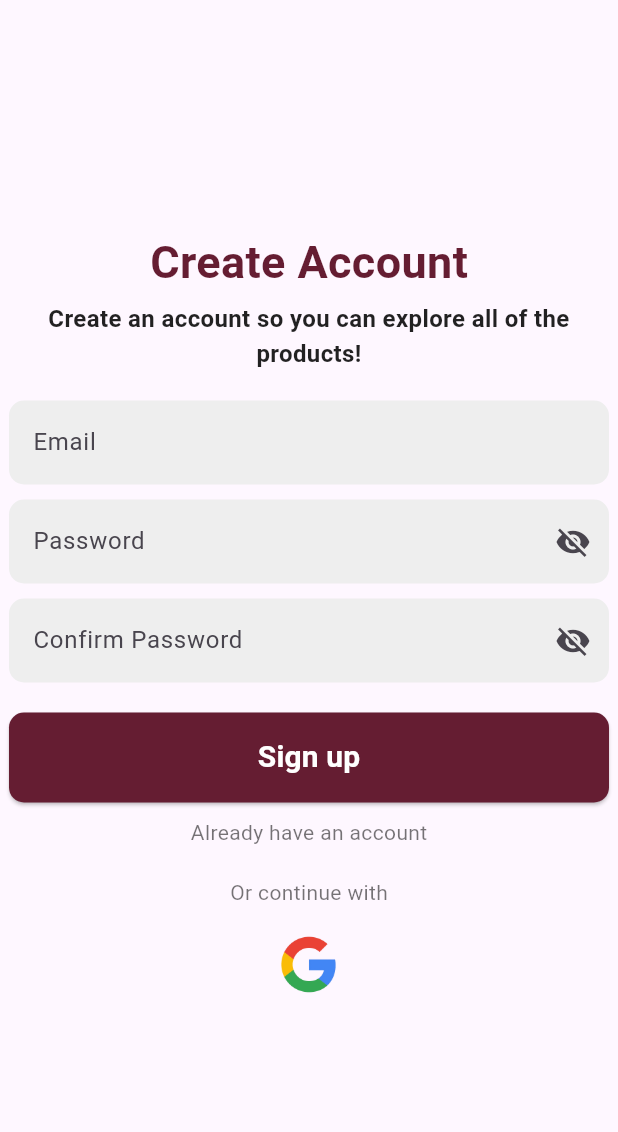
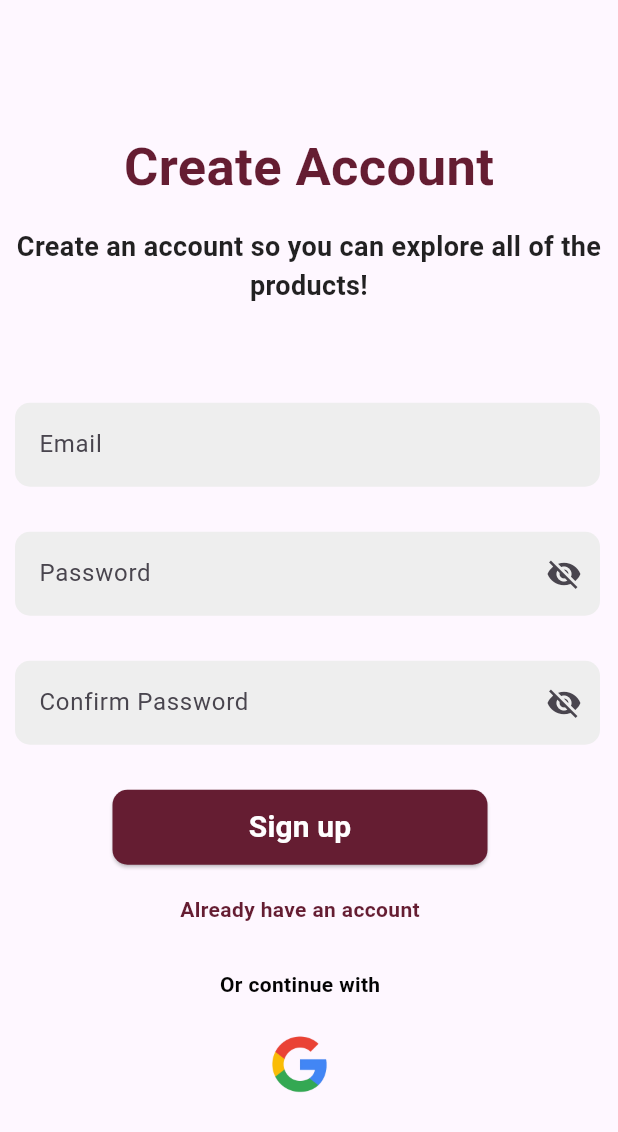
Before and after one commit to umali928/Project, a Flutter app: the SignUpForm widget shown alone on an empty page, opened directly, on a phone screen of 412 x 824 dp. Shown: the top 1132 px of the screen. Run offline on Flutter 3.47's test engine with Material 3 defaults, Android fonts, the phone set to English and light mode, and no system bars; our stand-ins replace google_fonts.

Commit message:
revised register

```diff
--- a/lib/register.dart
+++ b/lib/register.dart
@@ -43,32 +43,42 @@ class _SignUpFormState extends State<SignUpForm> {
   @override
   Widget build(BuildContext context) {
     return Column(
-      mainAxisAlignment: MainAxisAlignment.center,
+      crossAxisAlignment: CrossAxisAlignment.start, // Align elements to the left
+      mainAxisAlignment: MainAxisAlignment.center, // Keep centered vertically
       children: [
-        Text(
+        Align(
+          alignment: Alignment.center, // Center title
+          child: Text(
             'Create Account',
             style: GoogleFonts.roboto(
-            fontSize: 30,
+              fontSize: 35,
               fontWeight: FontWeight.bold,
               color: Color(0xFF651D32),
             ),
           ),
-        SizedBox(height: 5),
-        Text(
+        ),
+        SizedBox(height: 15), // Increased spacing
+        Padding(
+          padding: const EdgeInsets.symmetric(horizontal: 10.0), // Adjust position
+          child: Text(
             'Create an account so you can explore all of the products!',
             textAlign: TextAlign.center,
             style: GoogleFonts.roboto(
-            fontSize: 16,
+              fontSize: 18,
               color: Colors.black87,
               fontWeight: FontWeight.bold,
             ),
           ),
-        SizedBox(height: 20),
+        ),
+        SizedBox(height: 65), // Increased spacing
         ConstrainedBox(
           constraints: BoxConstraints(maxWidth: 400),
           child: Column(
+            crossAxisAlignment: CrossAxisAlignment.start, // Align fields left
             children: [
-              TextField(
+              Padding(
+                padding: const EdgeInsets.only(left: 10.0), // Move email field right
+                child: TextField(
                   decoration: InputDecoration(
                     hintText: 'Email',
                     border: OutlineInputBorder(
@@ -83,8 +93,13 @@ class _SignUpFormState extends State<SignUpForm> {
                     fillColor: Colors.grey[200],
                   ),
                 ),
-              SizedBox(height: 10),
-              TextField(
+              ),
+              SizedBox(height: 30), // More spacing
+
+              // Password Field
+              Padding(
+                padding: const EdgeInsets.only(left: 10.0), // Adjust password field position
+                child: TextField(
                   obscureText: !_isPasswordVisible,
                   decoration: InputDecoration(
                     hintText: 'Password',
@@ -112,8 +127,13 @@ class _SignUpFormState extends State<SignUpForm> {
                     ),
                   ),
                 ),
-              SizedBox(height: 10),
-              TextField(
+              ),
+              SizedBox(height: 30), // More space before confirm password
+
+              // Confirm Password Field
+              Padding(
+                padding: const EdgeInsets.only(left: 10.0),
+                child: TextField(
                   obscureText: !_isConfirmPasswordVisible,
                   decoration: InputDecoration(
                     hintText: 'Confirm Password',
@@ -141,33 +161,51 @@ class _SignUpFormState extends State<SignUpForm> {
                     ),
                   ),
                 ),
-              SizedBox(height: 20),
-              ElevatedButton(
+              ),
+              SizedBox(height: 30), // Move button down
+
+              // Sign Up Button
+              Align(
+                alignment: Alignment.center, // Center button
+                child: ElevatedButton(
                   onPressed: () {},
                   style: ElevatedButton.styleFrom(
                     backgroundColor: Color(0xFF651D32),
-                  minimumSize: Size(double.infinity, 60),
+                    minimumSize: Size(250, 50), // Adjust button size
                     shape: RoundedRectangleBorder(
                       borderRadius: BorderRadius.circular(10),
                     ),
                   ),
                   child: Text(
                     'Sign up',
-                  style: GoogleFonts.roboto(fontSize: 20, color: Colors.white,fontWeight: FontWeight.bold),
+                    style: GoogleFonts.roboto(
+                      fontSize: 20,
+                      color: Colors.white,
+                      fontWeight: FontWeight.bold,
                     ),
                   ),
-              SizedBox(height: 10),
-              Text(
+                ),
+              ),
+
+              SizedBox(height: 20), // Add space before "Already have an account"
+              Center(
+                child: Text(
                   'Already have an account',
-                style: GoogleFonts.roboto(fontSize: 14, color: Colors.black54),
+                  style: GoogleFonts.roboto(fontSize: 14, color: Color(0xFF651D32),fontWeight: FontWeight.bold),
                 ),
-              SizedBox(height: 20),
-              Text(
+              ),
+              SizedBox(height: 30),
+              Center(
+                child: Text(
                   'Or continue with',
-                style: GoogleFonts.roboto(fontSize: 14, color: Colors.black54),
+                  style: GoogleFonts.roboto(fontSize: 14, color: const Color.fromARGB(251, 0, 0, 0),fontWeight: FontWeight.bold),
                 ),
-              SizedBox(height: 10),
-              Row(
+              ),
+              SizedBox(height: 15),
+
+              // Social Media Icons
+              Center(
+                child: Row(
                   mainAxisAlignment: MainAxisAlignment.center,
                   children: [
                     IconButton(
@@ -180,6 +218,7 @@ class _SignUpFormState extends State<SignUpForm> {
                     ),
                   ],
                 ),
+              ),
             ],
           ),
         ),
```
Lines whose indentation alone changed are shown as unchanged.
